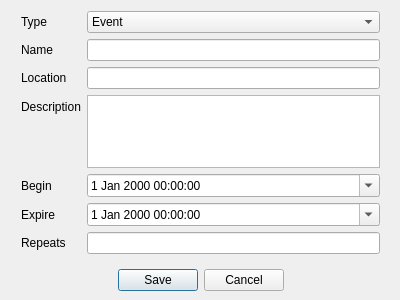
Above: taskform.ui from Mariagrazia98/Applicazione-Calendario-e-To-Do-List before the change. Below: the same form after it.
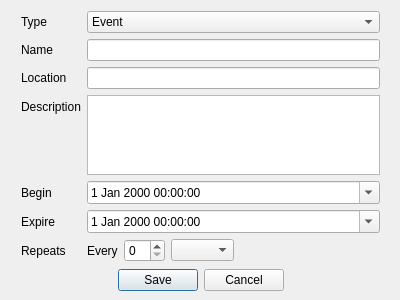
That is the form after the change.

```diff
--- a/taskform.ui
+++ b/taskform.ui
@@ -44,7 +44,7 @@
      <x>21</x>
      <y>11</y>
      <width>359</width>
-     <height>243</height>
+     <height>251</height>
     </rect>
    </property>
    <layout class="QFormLayout" name="formLayout">
@@ -142,7 +142,68 @@
      </widget>
     </item>
     <item row="7" column="1">
-     <widget class="QLineEdit" name="repeats"/>
+     <layout class="QHBoxLayout" name="horizontalLayout">
+      <item>
+       <widget class="QLabel" name="numberRepetitionLabel">
+        <property name="text">
+         <string>Every</string>
+        </property>
+       </widget>
+      </item>
+      <item>
+       <widget class="QSpinBox" name="numRepetition">
+        <property name="maximum">
+         <number>30</number>
+        </property>
+       </widget>
+      </item>
+      <item>
+       <widget class="QComboBox" name="typeRepetition">
+        <property name="locale">
+         <locale language="English" country="UnitedKingdom"/>
+        </property>
+        <property name="currentIndex">
+         <number>-1</number>
+        </property>
+        <item>
+         <property name="text">
+          <string>day</string>
+         </property>
+        </item>
+        <item>
+         <property name="text">
+          <string>week</string>
+         </property>
+        </item>
+        <item>
+         <property name="text">
+          <string>month</string>
+         </property>
+        </item>
+        <item>
+         <property name="text">
+          <string>year</string>
+         </property>
+        </item>
+       </widget>
+      </item>
+      <item>
+       <spacer name="horizontalSpacer_2">
+        <property name="orientation">
+         <enum>Qt::Horizontal</enum>
+        </property>
+        <property name="sizeType">
+         <enum>QSizePolicy::Expanding</enum>
+        </property>
+        <property name="sizeHint" stdset="0">
+         <size>
+          <width>40</width>
+          <height>20</height>
+         </size>
+        </property>
+       </spacer>
+      </item>
+     </layout>
     </item>
    </layout>
   </widget>
```
